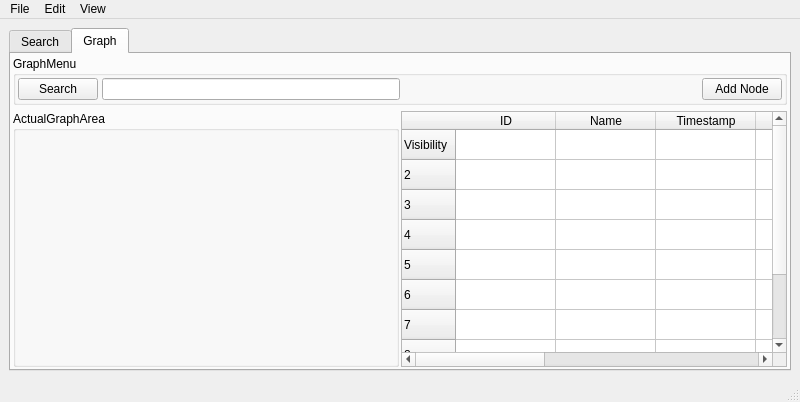
The window that ui/MainWindow.ui (CS4311-spring-2020/pick-tool-team15-spicegirls) describes before a commit, drawn with Qt 5.
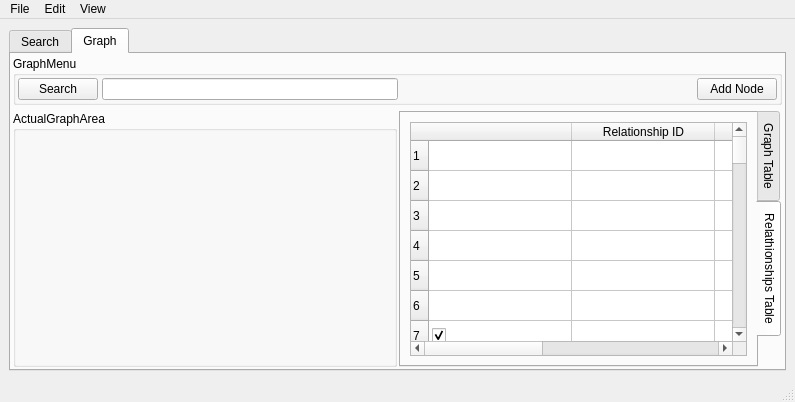
The same window after the commit. The open tabs and pages were chosen to show the change.

Commit message: Add relationship table

```diff
--- a/ui/MainWindow.ui
+++ b/ui/MainWindow.ui
@@ -6,7 +6,7 @@
    <rect>
     <x>0</x>
     <y>0</y>
-    <width>800</width>
+    <width>795</width>
     <height>402</height>
    </rect>
   </property>
@@ -246,6 +246,19 @@
            </widget>
           </item>
           <item>
+           <widget class="QTabWidget" name="tabWidget_2">
+            <property name="tabPosition">
+             <enum>QTabWidget::East</enum>
+            </property>
+            <property name="currentIndex">
+             <number>0</number>
+            </property>
+            <widget class="QWidget" name="tab">
+             <attribute name="title">
+              <string>Graph Table</string>
+             </attribute>
+             <layout class="QGridLayout" name="gridLayout_5">
+              <item row="0" column="0">
            <widget class="QTableWidget" name="tableWidget">
             <property name="sortingEnabled">
              <bool>true</bool>
@@ -310,6 +323,391 @@
            </widget>
           </item>
          </layout>
+            </widget>
+            <widget class="QWidget" name="tab_2">
+             <attribute name="title">
+              <string>Relathionships Table</string>
+             </attribute>
+             <layout class="QGridLayout" name="gridLayout_6">
+              <item row="0" column="0">
+               <widget class="QTableWidget" name="RelationshipConfigTableWidget">
+                <property name="rowCount">
+                 <number>50</number>
+                </property>
+                <attribute name="horizontalHeaderDefaultSectionSize">
+                 <number>143</number>
+                </attribute>
+                <row/>
+                <row/>
+                <row/>
+                <row/>
+                <row/>
+                <row/>
+                <row/>
+                <row/>
+                <row/>
+                <row/>
+                <row/>
+                <row/>
+                <row/>
+                <row/>
+                <row/>
+                <row/>
+                <row/>
+                <row/>
+                <row/>
+                <row/>
+                <row/>
+                <row/>
+                <row/>
+                <row/>
+                <row/>
+                <row/>
+                <row/>
+                <row/>
+                <row/>
+                <row/>
+                <row/>
+                <row/>
+                <row/>
+                <row/>
+                <row/>
+                <row/>
+                <row/>
+                <row/>
+                <row/>
+                <row/>
+                <row/>
+                <row/>
+                <row/>
+                <row/>
+                <row/>
+                <row/>
+                <row/>
+                <row/>
+                <row/>
+                <row/>
+                <column>
+                 <property name="text">
+                  <string/>
+                 </property>
+                </column>
+                <column>
+                 <property name="text">
+                  <string>Relationship ID</string>
+                 </property>
+                </column>
+                <column>
+                 <property name="text">
+                  <string>Parent</string>
+                 </property>
+                </column>
+                <column>
+                 <property name="text">
+                  <string>Child</string>
+                 </property>
+                </column>
+                <column>
+                 <property name="text">
+                  <string>Label</string>
+                 </property>
+                </column>
+                <item row="0" column="0">
+                 <property name="text">
+                  <string/>
+                 </property>
+                 <property name="checkState">
+                  <enum>Unchecked</enum>
+                 </property>
+                </item>
+                <item row="1" column="0">
+                 <property name="text">
+                  <string/>
+                 </property>
+                 <property name="checkState">
+                  <enum>Unchecked</enum>
+                 </property>
+                </item>
+                <item row="2" column="0">
+                 <property name="text">
+                  <string/>
+                 </property>
+                 <property name="checkState">
+                  <enum>Unchecked</enum>
+                 </property>
+                </item>
+                <item row="3" column="0">
+                 <property name="text">
+                  <string/>
+                 </property>
+                 <property name="checkState">
+                  <enum>Unchecked</enum>
+                 </property>
+                </item>
+                <item row="4" column="0">
+                 <property name="text">
+                  <string/>
+                 </property>
+                 <property name="checkState">
+                  <enum>Unchecked</enum>
+                 </property>
+                </item>
+                <item row="5" column="0">
+                 <property name="text">
+                  <string/>
+                 </property>
+                 <property name="checkState">
+                  <enum>Unchecked</enum>
+                 </property>
+                </item>
+                <item row="6" column="0">
+                 <property name="checkState">
+                  <enum>Checked</enum>
+                 </property>
+                </item>
+                <item row="7" column="0">
+                 <property name="text">
+                  <string/>
+                 </property>
+                 <property name="checkState">
+                  <enum>Unchecked</enum>
+                 </property>
+                </item>
+                <item row="8" column="0">
+                 <property name="checkState">
+                  <enum>Checked</enum>
+                 </property>
+                </item>
+                <item row="9" column="0">
+                 <property name="checkState">
+                  <enum>Checked</enum>
+                 </property>
+                </item>
+                <item row="10" column="0">
+                 <property name="text">
+                  <string/>
+                 </property>
+                 <property name="checkState">
+                  <enum>Unchecked</enum>
+                 </property>
+                </item>
+                <item row="11" column="0">
+                 <property name="text">
+                  <string/>
+                 </property>
+                 <property name="checkState">
+                  <enum>Unchecked</enum>
+                 </property>
+                </item>
+                <item row="12" column="0">
+                 <property name="text">
+                  <string/>
+                 </property>
+                 <property name="checkState">
+                  <enum>Unchecked</enum>
+                 </property>
+                </item>
+                <item row="13" column="0">
+                 <property name="text">
+                  <string/>
+                 </property>
+                 <property name="checkState">
+                  <enum>Unchecked</enum>
+                 </property>
+                </item>
+                <item row="14" column="0">
+                 <property name="checkState">
+                  <enum>Checked</enum>
+                 </property>
+                </item>
+                <item row="15" column="0">
+                 <property name="checkState">
+                  <enum>Checked</enum>
+                 </property>
+                </item>
+                <item row="16" column="0">
+                 <property name="checkState">
+                  <enum>Checked</enum>
+                 </property>
+                </item>
+                <item row="17" column="0">
+                 <property name="text">
+                  <string/>
+                 </property>
+                 <property name="checkState">
+                  <enum>Unchecked</enum>
+                 </property>
+                </item>
+                <item row="18" column="0">
+                 <property name="text">
+                  <string/>
+                 </property>
+                 <property name="checkState">
+                  <enum>Unchecked</enum>
+                 </property>
+                </item>
+                <item row="19" column="0">
+                 <property name="checkState">
+                  <enum>Checked</enum>
+                 </property>
+                </item>
+                <item row="20" column="0">
+                 <property name="checkState">
+                  <enum>Checked</enum>
+                 </property>
+                </item>
+                <item row="21" column="0">
+                 <property name="checkState">
+                  <enum>Checked</enum>
+                 </property>
+                </item>
+                <item row="22" column="0">
+                 <property name="checkState">
+                  <enum>Checked</enum>
+                 </property>
+                </item>
+                <item row="23" column="0">
+                 <property name="checkState">
+                  <enum>Checked</enum>
+                 </property>
+                </item>
+                <item row="24" column="0">
+                 <property name="checkState">
+                  <enum>Checked</enum>
+                 </property>
+                </item>
+                <item row="25" column="0">
+                 <property name="checkState">
+                  <enum>Checked</enum>
+                 </property>
+                </item>
+                <item row="26" column="0">
+                 <property name="checkState">
+                  <enum>Checked</enum>
+                 </property>
+                </item>
+                <item row="27" column="0">
+                 <property name="checkState">
+                  <enum>Checked</enum>
+                 </property>
+                </item>
+                <item row="28" column="0">
+                 <property name="checkState">
+                  <enum>Checked</enum>
+                 </property>
+                </item>
+                <item row="29" column="0">
+                 <property name="checkState">
+                  <enum>Checked</enum>
+                 </property>
+                </item>
+                <item row="30" column="0">
+                 <property name="checkState">
+                  <enum>Checked</enum>
+                 </property>
+                </item>
+                <item row="31" column="0">
+                 <property name="checkState">
+                  <enum>Checked</enum>
+                 </property>
+                </item>
+                <item row="32" column="0">
+                 <property name="checkState">
+                  <enum>Checked</enum>
+                 </property>
+                </item>
+                <item row="33" column="0">
+                 <property name="checkState">
+                  <enum>Checked</enum>
+                 </property>
+                </item>
+                <item row="34" column="0">
+                 <property name="checkState">
+                  <enum>Checked</enum>
+                 </property>
+                </item>
+                <item row="35" column="0">
+                 <property name="checkState">
+                  <enum>Checked</enum>
+                 </property>
+                </item>
+                <item row="36" column="0">
+                 <property name="checkState">
+                  <enum>Checked</enum>
+                 </property>
+                </item>
+                <item row="37" column="0">
+                 <property name="checkState">
+                  <enum>Checked</enum>
+                 </property>
+                </item>
+                <item row="38" column="0">
+                 <property name="checkState">
+                  <enum>Checked</enum>
+                 </property>
+                </item>
+                <item row="39" column="0">
+                 <property name="checkState">
+                  <enum>Checked</enum>
+                 </property>
+                </item>
+                <item row="40" column="0">
+                 <property name="checkState">
+                  <enum>Checked</enum>
+                 </property>
+                </item>
+                <item row="41" column="0">
+                 <property name="checkState">
+                  <enum>Checked</enum>
+                 </property>
+                </item>
+                <item row="42" column="0">
+                 <property name="checkState">
+                  <enum>Checked</enum>
+                 </property>
+                </item>
+                <item row="43" column="0">
+                 <property name="checkState">
+                  <enum>Checked</enum>
+                 </property>
+                </item>
+                <item row="44" column="0">
+                 <property name="checkState">
+                  <enum>Checked</enum>
+                 </property>
+                </item>
+                <item row="45" column="0">
+                 <property name="checkState">
+                  <enum>Checked</enum>
+                 </property>
+                </item>
+                <item row="46" column="0">
+                 <property name="checkState">
+                  <enum>Checked</enum>
+                 </property>
+                </item>
+                <item row="47" column="0">
+                 <property name="checkState">
+                  <enum>Checked</enum>
+                 </property>
+                </item>
+                <item row="48" column="0">
+                 <property name="checkState">
+                  <enum>Checked</enum>
+                 </property>
+                </item>
+                <item row="49" column="0">
+                 <property name="checkState">
+                  <enum>Checked</enum>
+                 </property>
+                </item>
+               </widget>
+              </item>
+             </layout>
+            </widget>
+           </widget>
+          </item>
+         </layout>
         </item>
        </layout>
       </widget>
@@ -322,7 +720,7 @@
     <rect>
      <x>0</x>
      <y>0</y>
-     <width>800</width>
+     <width>795</width>
      <height>20</height>
     </rect>
    </property>
```
Left out of the diff: 2 changed lines with no effect on the pictures. Lines whose indentation alone changed are shown as unchanged.
